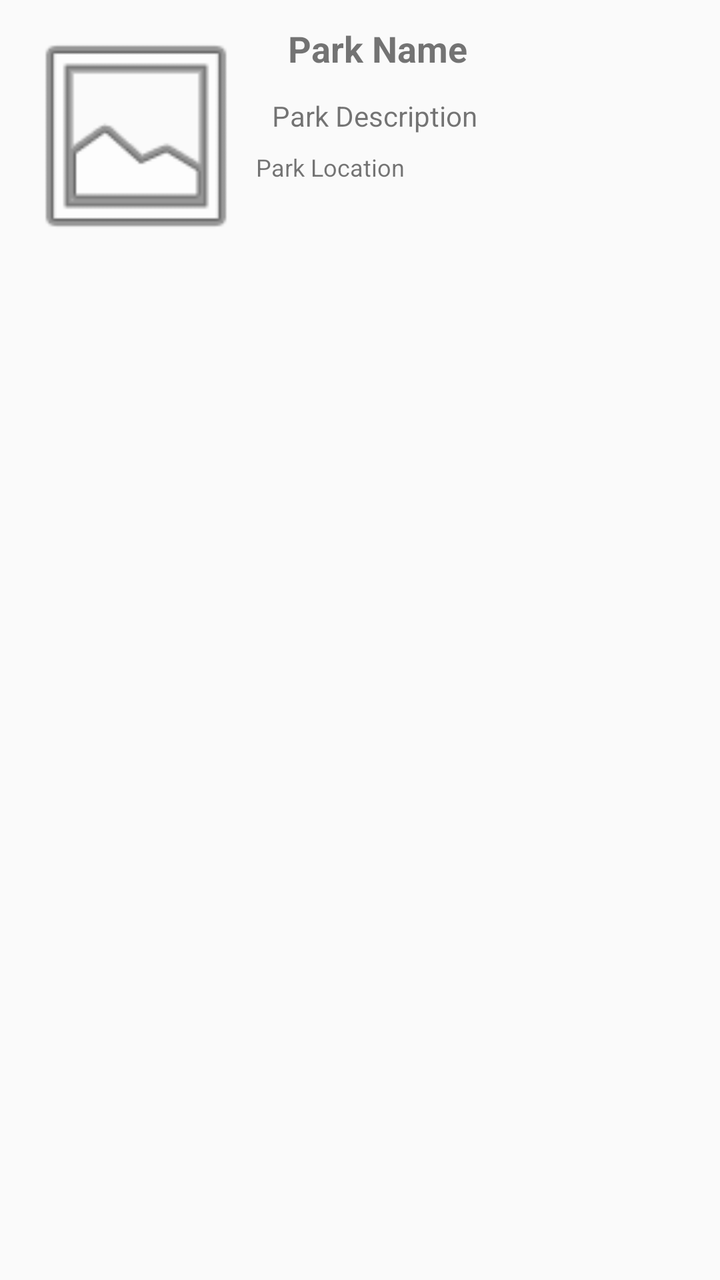
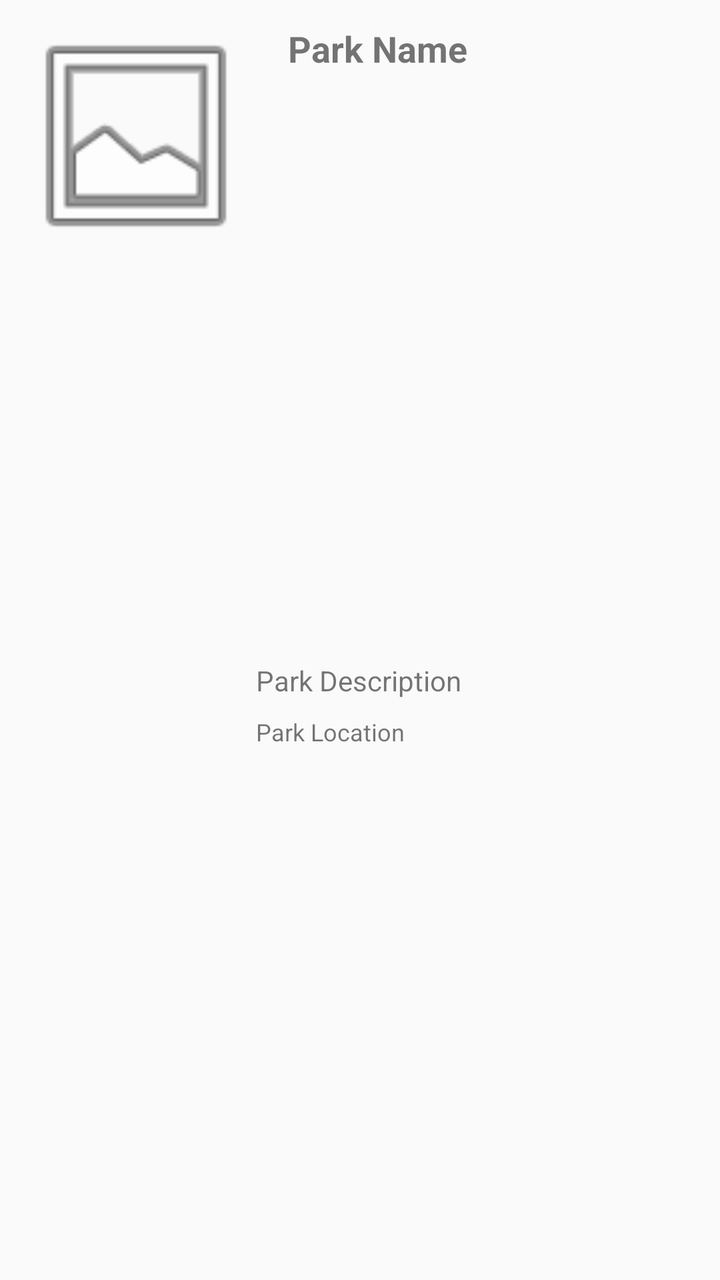

The first picture is an Android layout as it rendered before a commit; the second is the same layout after the commit. The layout source and the unified diff follow.
<!-- AndroidManifest.xml: application theme AppTheme -->
<!-- res/layout/fragment_national_park.xml -->
<?xml version="1.0" encoding="utf-8"?>
<androidx.constraintlayout.widget.ConstraintLayout xmlns:android="http://schemas.android.com/apk/res/android"
    xmlns:app="http://schemas.android.com/apk/res-auto"
    xmlns:tools="http://schemas.android.com/tools"
    android:id="@+id/linearLayout"
    android:layout_width="match_parent"
    android:layout_height="wrap_content"
    android:padding="8dp"
    android:clipToPadding="false">

    <ImageView
        android:id="@+id/park_image"
        android:layout_width="120dp"
        android:layout_height="120dp"
        android:contentDescription="Park Image"
        android:scaleType="centerCrop"
        app:layout_constraintTop_toTopOf="parent"
        app:layout_constraintStart_toStartOf="parent"
        app:srcCompat="@android:drawable/ic_menu_gallery" />

    <TextView
        android:id="@+id/park_name"
        android:text="Park Name"
        android:textStyle="bold"
        android:textSize="18sp"
        android:layout_width="0dp"
        android:layout_height="wrap_content"
        android:layout_marginStart="16dp"
        android:layout_marginTop="4dp"
        app:layout_constraintTop_toTopOf="parent"
        app:layout_constraintStart_toEndOf="@+id/park_image"
        app:layout_constraintEnd_toEndOf="parent" />

    <TextView
        android:id="@+id/park_description"
        android:text="Park Description"
        android:textSize="14sp"
        android:layout_width="0dp"
        android:layout_height="wrap_content"
        android:layout_marginTop="12dp"
        android:layout_marginStart="8dp"
        android:maxLines="3"
        android:ellipsize="end"
        app:layout_constraintTop_toBottomOf="@+id/park_name"
        app:layout_constraintStart_toEndOf="@+id/park_image"
        app:layout_constraintHorizontal_bias="0" />

    <TextView
        android:id="@+id/park_location"
        android:text="Park Location"
        android:textSize="12sp"
        android:layout_width="0dp"
        android:layout_height="wrap_content"
        android:layout_marginTop="8dp"
        app:layout_constraintTop_toBottomOf="@id/park_description"
        app:layout_constraintStart_toEndOf="@+id/park_image"
        app:layout_constraintEnd_toEndOf="parent"
        app:layout_constraintHorizontal_bias="0" />

</androidx.constraintlayout.widget.ConstraintLayout>
<!-- resources referenced by this layout -->
<resources>
  <style name="AppTheme" parent="Theme.AppCompat.Light.DarkActionBar">
          
          <item name="colorPrimary">@color/colorPrimary</item>
          <item name="colorPrimaryDark">@color/colorPrimaryDark</item>
          <item name="colorAccent">@color/colorAccent</item>
      </style>
  <color name="colorPrimary">#6200EE</color>
  <color name="colorPrimaryDark">#3700B3</color>
  <color name="colorAccent">#03DAC5</color>
</resources>

<!-- the commit's change to res/layout/fragment_national_park.xml (unified diff, before → after) -->
@@ -38,11 +38,12 @@
         android:layout_width="0dp"
         android:layout_height="wrap_content"
         android:layout_marginTop="12dp"
-        android:layout_marginStart="8dp"
         android:maxLines="3"
         android:ellipsize="end"
         app:layout_constraintTop_toBottomOf="@+id/park_name"
         app:layout_constraintStart_toEndOf="@+id/park_image"
+        app:layout_constraintEnd_toEndOf="parent"
+        app:layout_constraintBottom_toBottomOf="parent"
         app:layout_constraintHorizontal_bias="0" />
 
     <TextView
